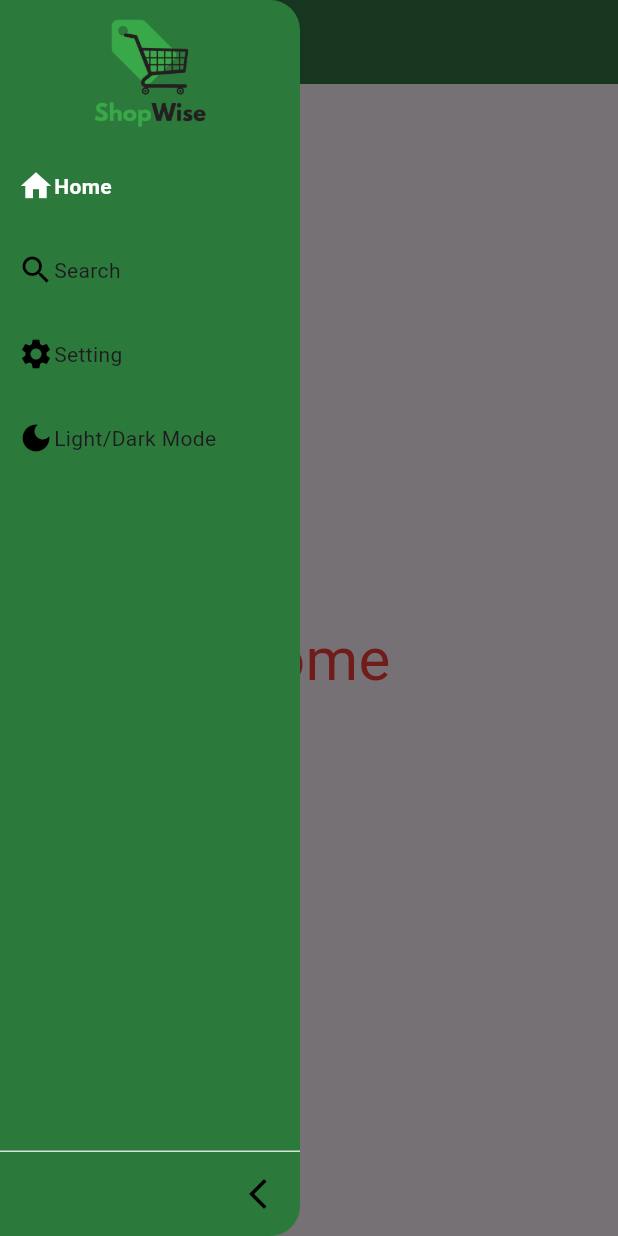
After one commit to cepdnaclk/e19-3yp-smart-supermarket-navigation-system, a Flutter app: the SideNavBar screen opened directly, after a tap on the "menu" icon, on a phone screen of 412 x 824 dp. The commit adds this screen. Run offline on Flutter 3.47's test engine with Material 3 defaults, Android fonts, the phone set to English and light mode, and no system bars; drawn by our look-alikes of sidebarx; our stand-ins replace firebase_core; missing offline and left inert: flutter_barcode_scanner; accounts and stored records are empty.

Commit message:
shopwise_web created

```diff
--- a/shopwise/lib/main.dart
+++ b/shopwise/lib/main.dart
@@ -13,11 +13,11 @@
 // }
 
 void main() {
-  runApp(MyApp());
+  runApp(const MyApp());
 }
 
 class MyApp extends StatelessWidget {
-  //const MyApp({super.key});
+  const MyApp({super.key});
 
   // This widget is the root of your application.
   @override
@@ -25,10 +25,9 @@
     return MaterialApp(
       title: 'Shopwise',
       theme: ThemeData(
-              // colorScheme: ColorScheme.fromSeed(seedColor: Colors.deepPurple),
-              useMaterial3: true,
-              )
-          .copyWith(
+        // colorScheme: ColorScheme.fromSeed(seedColor: Colors.deepPurple),
+        useMaterial3: true,
+      ).copyWith(
         primaryColor: Colors.white,
         elevatedButtonTheme: ElevatedButtonThemeData(
           style: ElevatedButton.styleFrom(
@@ -47,7 +46,6 @@
       // home: const MyHomePage(title: 'Shop Wise'),
       // home: const ProductsListPage(),
       home: const LoginScreen(),
-
     );
   }
 }
--- /dev/null
+++ b/shopwise_web/lib/main.dart
@@ -0,0 +1,36 @@
+import 'package:flutter/material.dart';
+import 'package:shopwise_web/side_navbar.dart';
+
+void main() {
+  runApp(const MyApp());
+}
+
+class MyApp extends StatelessWidget {
+  const MyApp({Key? key}) : super(key: key);
+
+  // This widget is the root of your application.
+  @override
+  Widget build(BuildContext context) {
+    return MaterialApp(
+      debugShowCheckedModeBanner: false,
+      title: 'Shop Wise',
+      theme: ThemeData(
+        primaryColor: primaryColor,
+        canvasColor: canvasColor,
+        scaffoldBackgroundColor: scaffoldBackgroundColor,
+        textTheme: const TextTheme(
+          headlineSmall: TextStyle(
+            color: Colors.white,
+            fontSize: 46,
+            fontWeight: FontWeight.w800,
+          ),
+        ),
+      ),
+      home: const SideNavBar(),
+    );
+  }
+}
+
+const primaryColor = Color.fromARGB(255, 196, 218, 200);
+const canvasColor = Color.fromARGB(255, 44, 122, 59);
+const scaffoldBackgroundColor = Color.fromARGB(255, 220, 240, 223);
--- /dev/null
+++ b/shopwise_web/lib/side_navbar.dart
@@ -0,0 +1,117 @@
+import 'package:flutter/material.dart';
+import 'package:sidebarx/sidebarx.dart';
+
+class SideNavBar extends StatefulWidget {
+  const SideNavBar({Key? key}):super(key: key);
+
+  @override
+  State<SideNavBar> createState() => _SideNavBarState();
+}
+
+class _SideNavBarState extends State<SideNavBar> {
+  final _controller = SidebarXController(selectedIndex: 0, extended: true);
+  final _key = GlobalKey<ScaffoldState>();
+
+@override
+  Widget build(BuildContext context) {
+    return SafeArea(
+      child: Builder(
+        builder: (context) {
+          final isSmallScreen = MediaQuery.of(context).size.width < 1200;
+          return Scaffold(
+            key: _key,
+            appBar: isSmallScreen ? AppBar(
+              backgroundColor: canvasColor,
+              title: const Text('Shop Wise',style: TextStyle(color: scaffoldBackgroundColor,fontSize: 20),),
+              leading: IconButton(
+                onPressed: (){
+                  _key.currentState?.openDrawer();
+                },
+                icon: const Icon(Icons.menu,color: scaffoldBackgroundColor,),
+              ),
+            ): null,
+            drawer: SideBarXExample(controller: _controller,),
+            body: Row(
+              children: [
+                if(!isSmallScreen) SideBarXExample(controller: _controller),
+                Expanded(child: Center(child: AnimatedBuilder(
+                  animation: _controller,
+                  builder: (context,child){
+                    switch(_controller.selectedIndex){
+                      case 0: _key.currentState?.closeDrawer();
+                      return const Center(
+                        child: Text('Home',style: TextStyle(color: Color.fromARGB(255, 247, 59, 59),fontSize: 40),),
+                      );
+                      case 1: _key.currentState?.closeDrawer();
+                      return const Center(
+                        child: Text('Search',style: TextStyle(color: Colors.white,fontSize: 40),),
+                      );
+                      case 2: _key.currentState?.closeDrawer();
+                      return const Center(
+                        child: Text('Settings',style: TextStyle(color: Colors.white,fontSize: 40),),
+                      );
+                      case 3: _key.currentState?.closeDrawer();
+                      return const Center(
+                        child: Text('Theme',style: TextStyle(color: Colors.white,fontSize: 40),),
+                      );
+                      default:
+                        return const Center(
+                          child: Text('Home',style: TextStyle(color: Colors.white,fontSize: 40),),
+                        );
+                    }
+                  },
+                ),))
+              ],
+            )
+          );
+        }
+      ),
+    );
+  }
+}
+
+class SideBarXExample extends StatelessWidget {
+  const SideBarXExample({Key? key, required SidebarXController controller}) : _controller = controller,super(key: key);
+  final SidebarXController _controller;
+  @override
+  Widget build(BuildContext context) {
+    return SidebarX(
+      controller: _controller,
+      theme:  const SidebarXTheme(
+        decoration: BoxDecoration(
+            color: canvasColor,
+            borderRadius: BorderRadius.only(topRight: Radius.circular(20),bottomRight: Radius.circular(20))
+        ),
+        iconTheme: IconThemeData(
+          color: Color.fromARGB(255, 0, 0, 0),
+        ),
+        selectedTextStyle: TextStyle(color: Colors.white,fontWeight: FontWeight.bold),
+      ),
+      extendedTheme: const SidebarXTheme(
+          width: 200
+      ),
+
+      footerDivider: Divider(color:  Colors.white.withOpacity(0.8), height: 1),
+      headerBuilder: (context,extended){
+        return const  SizedBox(
+          height: 100,
+          child: Image(
+          image: AssetImage("assets/images/shopwise_logo.png")),
+        );
+      },
+
+      items: const [
+        SidebarXItem(icon: Icons.home, label: 'Home',),
+        SidebarXItem(icon: Icons.search, label: 'Search'),
+        SidebarXItem(icon: Icons.settings, label: 'Setting'),
+        SidebarXItem(icon: Icons.dark_mode, label: 'Light/Dark Mode'),
+      ],
+    );
+  }
+}
+
+
+const primaryColor = Color.fromARGB(255, 196, 218, 200);
+const canvasColor = Color.fromARGB(255, 44, 122, 59);
+// Color.fromARGB(255, 57, 124, 68);
+const scaffoldBackgroundColor = Color.fromARGB(255, 220, 240, 223);
```
Also changed, not shown: shopwise_web/analysis_options.yaml (added, +28 -0 lines), shopwise_web/pubspec.yaml (added, +92 -0 lines), shopwise_web/assets/images/secondary.png (added), shopwise_web/assets/images/shopwise_bg.png (added), shopwise_web/assets/images/shopwise_logo.png (added), shopwise_web/pubspec.lock (added), 125 other files.
